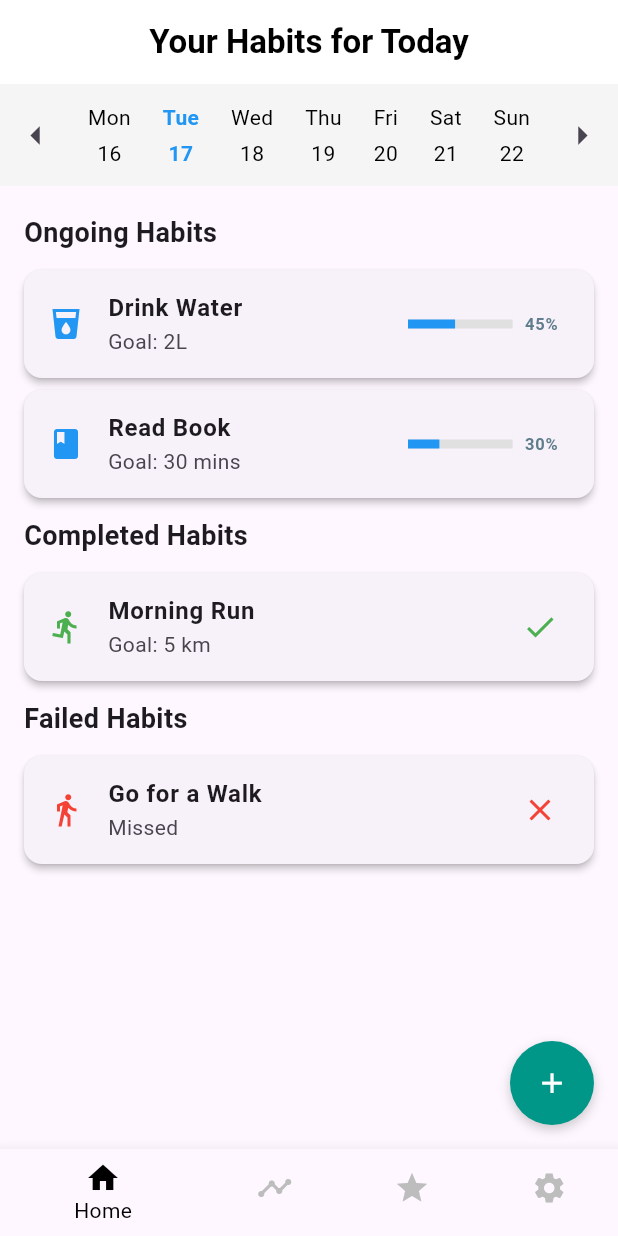
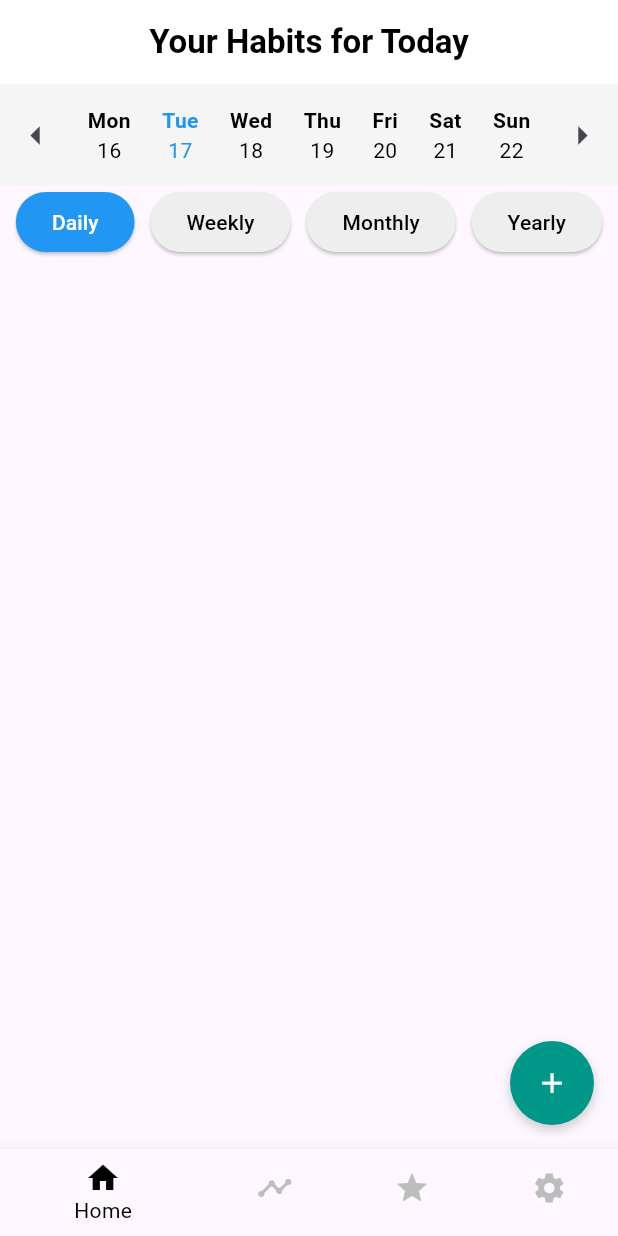
Before and after one commit to gregaspan/recur, a Flutter app: the screen it shows after launch, on a phone screen of 412 x 824 dp. Run offline on Flutter 3.47's test engine with Material 3 defaults, Android fonts, the phone set to English and light mode, and no system bars; our stand-ins replace cloud_firestore, firebase_core, fl_chart, table_calendar; accounts and stored records are empty.

Commit message:
daily habits

```diff
--- a/recur_application/lib/screens/habits_screen.dart
+++ b/recur_application/lib/screens/habits_screen.dart
@@ -1,10 +1,10 @@
 import 'package:flutter/material.dart';
-import 'package:recur_application/screens/progress/progress_screen.dart';
 import 'package:cloud_firestore/cloud_firestore.dart';
 import 'bottom_navigation_bar.dart';
 import 'custom_floating_button.dart';
 import 'add_habit_screen.dart';
 import 'habit_detail_screen.dart';
+import 'package:recur_application/screens/progress/progress_screen.dart';
 
 class HabitsScreen extends StatefulWidget {
   @override
@@ -13,14 +13,23 @@ class HabitsScreen extends StatefulWidget {
 
 class _HabitsScreenState extends State<HabitsScreen> {
   DateTime today = DateTime.now();
-  late DateTime startOfWeek = today.subtract(Duration(days: today.weekday - 1)); // First day of the week
-
+  late DateTime startOfWeek = today.subtract(Duration(days: today.weekday - 1));
+  String selectedFilter = "Daily";
   int currentIndex = 0; // For bottom navigation
 
   Stream<QuerySnapshot> _fetchHabits() {
     return FirebaseFirestore.instance.collection('habits').snapshots();
   }
 
+  void _moveWeek(int days) {
+    setState(() {
+      startOfWeek = startOfWeek.add(Duration(days: days));
+    });
+  }
+
+  List<DateTime> _generateWeekDates() {
+    return List.generate(7, (index) => startOfWeek.add(Duration(days: index)));
+  }
 
    void _onNavBarTap(int index) {
     if (index == 0) {
@@ -45,313 +54,199 @@ class _HabitsScreenState extends State<HabitsScreen> {
     }
   }
 
-  void _moveWeek(int days) {
-    setState(() {
-      startOfWeek = startOfWeek.add(Duration(days: days)); // Move week
-    });
-  }
+  @override
+  Widget build(BuildContext context) {
+    final weekDates = _generateWeekDates();
 
-  List<DateTime> _generateWeekDates() {
-    return List.generate(
-      7,
-      (index) => startOfWeek.add(Duration(days: index)),
+    return Scaffold(
+      appBar: AppBar(
+        backgroundColor: Colors.white,
+        title: Text("Your Habits for Today", style: TextStyle(color: Colors.black, fontWeight: FontWeight.bold)),
+        centerTitle: true,
+      ),
+      body: Column(
+        children: [
+          _buildDateSelector(weekDates),
+          _buildFilters(),
+          Expanded(child: _buildHabitSections()),
+        ],
+      ),
+      bottomNavigationBar: CustomBottomNavigationBar(currentIndex: currentIndex, onTap: _onNavBarTap,),
+      floatingActionButton: CustomFloatingButton(
+        icon: Icons.add,
+        onPressed: () => Navigator.push(context, MaterialPageRoute(builder: (context) => AddHabitScreen())),
+        backgroundColor: Colors.teal,
+        iconColor: Colors.white,
+      ),
     );
   }
 
-  @override
-  Widget build(BuildContext context) {
-    final weekDates = _generateWeekDates();
-    final isLandscape = MediaQuery.of(context).orientation == Orientation.landscape;
-
-    return Scaffold(
-      appBar: AppBar(
-        elevation: 0,
-        backgroundColor: Colors.white,
-        title: Text(
-          "Your Habits for Today",
-          style: TextStyle(color: Colors.black, fontWeight: FontWeight.bold),
-        ),
-        centerTitle: true,
-        automaticallyImplyLeading: false,
-      ),
-      body: Column(
-        crossAxisAlignment: CrossAxisAlignment.start,
-        children: [
-          // Date Selector
-          Container(
+  Widget _buildDateSelector(List<DateTime> weekDates) {
+    return Container(
       padding: const EdgeInsets.symmetric(vertical: 10),
       color: Colors.grey[100],
       child: Row(
         mainAxisAlignment: MainAxisAlignment.spaceBetween,
         children: [
-                IconButton(
-                  icon: Icon(Icons.arrow_left, size: 30),
-                  onPressed: () {
-                    _moveWeek(-7);
-                  },
-                ),
+          IconButton(icon: Icon(Icons.arrow_left, size: 30), onPressed: () => _moveWeek(-7)),
           Expanded(
             child: Row(
               mainAxisAlignment: MainAxisAlignment.spaceAround,
               children: weekDates.map((date) {
-                      final isSelected = date.day == today.day &&
-                          date.month == today.month &&
-                          date.year == today.year;
+                final isSelected = _isToday(date);
                 return GestureDetector(
-                        onTap: () {
-                          setState(() {
-                            today = date;
-                          });
-                        },
+                  onTap: () => setState(() => today = date),
                   child: Column(
                     children: [
-                            Text(
-                              _getWeekdayName(date.weekday),
-                              style: TextStyle(
-                                color: isSelected ? Colors.blue : Colors.black,
-                                fontWeight: isSelected
-                                    ? FontWeight.bold
-                                    : FontWeight.normal,
-                              ),
-                            ),
-                            SizedBox(height: 4),
-                            Text(
-                              "${date.day}",
-                              style: TextStyle(
-                                color: isSelected ? Colors.blue : Colors.black,
-                                fontWeight: isSelected
-                                    ? FontWeight.bold
-                                    : FontWeight.normal,
-                              ),
-                            ),
+                      Text(_getWeekdayName(date.weekday),
+                          style: TextStyle(color: isSelected ? Colors.blue : Colors.black, fontWeight: FontWeight.bold)),
+                      Text("${date.day}", style: TextStyle(color: isSelected ? Colors.blue : Colors.black)),
                     ],
                   ),
                 );
               }).toList(),
             ),
           ),
-                IconButton(
-                  icon: Icon(Icons.arrow_right, size: 30),
-                  onPressed: () {
-                    _moveWeek(7);
-                  },
-                ),
+          IconButton(icon: Icon(Icons.arrow_right, size: 30), onPressed: () => _moveWeek(7)),
         ],
       ),
-          ),
-          SizedBox(height: 10),
-
-          // Unified Habits Section
-          Expanded(
-            child: SingleChildScrollView(
-              child: isLandscape
-                  ? Row(
-                      crossAxisAlignment: CrossAxisAlignment.start,
-                      children: [
-                        Expanded(
-                          child: _buildHabitSection(
-                            title: "Ongoing Habits",
-                            habitCards: [_buildOngoingHabits()],
-                          ),
-                        ),
-                        Expanded(
-                          child: Column(
-                            crossAxisAlignment: CrossAxisAlignment.start,
-                            children: [
-                              _buildHabitSection(
-                                title: "Completed Habits",
-                                habitCards: [
-                                  _buildHabitCard(
-                                    title: "Morning Run",
-                                    subtitle: "Goal: 5 km",
-                                    progress: 1.0,
-                                    icon: Icons.directions_run,
-                                    isCompleted: true,
-                                  ),
-                                ],
-                              ),
-                              _buildHabitSection(
-                                title: "Failed Habits",
-                                habitCards: [
-                                  _buildHabitCard(
-                                    title: "Go for a Walk",
-                                    subtitle: "Missed",
-                                    progress: 0.0,
-                                    icon: Icons.directions_walk,
-                                    isFailed: true,
-                                  ),
-                                ],
-                              ),
-                            ],
-                          ),
-                        ),
-                      ],
-                    )
-                  : Column(
-                      children: [
-                        _buildHabitSection(
-                          title: "Ongoing Habits",
-                          habitCards: [_buildOngoingHabits()],
-                        ),
-                        _buildHabitSection(
-                          title: "Completed Habits",
-                          habitCards: [
-                            _buildHabitCard(
-                              title: "Morning Run",
-                              subtitle: "Goal: 5 km",
-                              progress: 1.0,
-                              icon: Icons.directions_run,
-                              isCompleted: true,
-                            ),
-                          ],
-                        ),
-                        _buildHabitSection(
-                          title: "Failed Habits",
-                          habitCards: [
-                            _buildHabitCard(
-                              title: "Go for a Walk",
-                              subtitle: "Missed",
-                              progress: 0.0,
-                              icon: Icons.directions_walk,
-                              isFailed: true,
-                            ),
-                          ],
-                        ),
-                      ],
-                    ),
-            ),
-          ),
-        ],
-      ),
-      bottomNavigationBar: CustomBottomNavigationBar(
-        currentIndex: currentIndex,
-        onTap: _onNavBarTap,
-      ),
-      floatingActionButton: CustomFloatingButton(
-        icon: Icons.add,
-        onPressed: () {
-          Navigator.push(
-            context,
-            MaterialPageRoute(builder: (context) => AddHabitScreen()),
-          );
-        },
-        backgroundColor: Colors.teal,
-        iconColor: Colors.white,
-      ),
-      floatingActionButtonLocation: FloatingActionButtonLocation.endFloat,
     );
   }
 
-  String _getWeekdayName(int weekday) {
-    return ['Mon', 'Tue', 'Wed', 'Thu', 'Fri', 'Sat', 'Sun'][weekday - 1];
+  Widget _buildFilters() {
+    const filters = ["Daily", "Weekly", "Monthly", "Yearly"];
+    return Row(
+      mainAxisAlignment: MainAxisAlignment.spaceEvenly,
+      children: filters.map((filter) {
+        final isSelected = selectedFilter == filter;
+        return ElevatedButton(
+          style: ElevatedButton.styleFrom(
+            backgroundColor: isSelected ? Colors.blue : Colors.grey[200],
+          ),
+          onPressed: () => setState(() => selectedFilter = filter),
+          child: Text(filter, style: TextStyle(color: isSelected ? Colors.white : Colors.black)),
+        );
+      }).toList(),
+    );
   }
 
-  Widget _buildOngoingHabits() {
+  Widget _buildHabitSections() {
   return StreamBuilder<QuerySnapshot>(
     stream: _fetchHabits(),
     builder: (context, snapshot) {
-      List<Widget> habitCards = [];
+      if (!snapshot.hasData) return Center(child: CircularProgressIndicator());
 
-      // Hardcoded habits
-      habitCards.addAll([
-        _buildHabitCard(
-          title: "Drink Water",
-          subtitle: "Goal: 2L",
-          progress: 0.45,
-          icon: Icons.local_drink,
-          onTap: () {
-            // Navigate to details screen for hardcoded habit (optional handling)
-            print("Details for hardcoded habit: Drink Water");
-          },
-        ),
-        _buildHabitCard(
-          title: "Read Book",
-          subtitle: "Goal: 30 mins",
-          progress: 0.30,
-          icon: Icons.book,
-          onTap: () {
-            print("Details for hardcoded habit: Read Book");
-          },
-        ),
-      ]);
+      final habits = snapshot.data!.docs;
+      final ongoingHabits = <Widget>[];
+      final completedHabits = <Widget>[];
+      final failedHabits = <Widget>[];
 
-      // Firestore habits
-      if (snapshot.hasData) {
-        final habits = snapshot.data!.docs;
-        habitCards.addAll(habits.map((habit) {
+      for (var habit in habits) {
         final data = habit.data() as Map<String, dynamic>;
-          final habitId = habit.id; // ID dokumenta iz Firestore
+        final String habitId = habit.id;
+        final String frequency = data['frequency'] ?? "Daily";
+        final days = data['days'] as Map<String, dynamic>? ?? {};
 
-          return _buildHabitCard(
-            title: data['name'] ?? "Unnamed Habit",
-            subtitle: "Goal: ${data['goal'] ?? "No Goal"}",
-            progress: data['progress'] != null
-                ? (data['progress'] as num).toDouble()
-                : 0.0,
-            icon: _getIconFromCodePoint(data['icon']),
-            onTap: () {
-              // Navigacija na HabitDetailScreen z ID-jem habit-a
-              Navigator.push(
-                context,
-                MaterialPageRoute(
-                  builder: (context) => HabitDetailScreen(habitId: habitId),
+        // FILTRI: Preverjanje frekvence habit-a
+        if (frequency.toLowerCase() != selectedFilter.toLowerCase()) continue;
+
+        // Pridobimo podatke za izbran datum iz koledarja
+        String selectedKey =
+            "${today.year}-${today.month.toString().padLeft(2, '0')}-${today.day.toString().padLeft(2, '0')}";
+        final dayData = days[selectedKey] ??
+            {"intakes": [], "progress": 0.0, "status": "ongoing"};
+
+
+        // Pridobimo progress in status
+        double progress = dayData['progress'] is int
+            ? (dayData['progress'] as int).toDouble()
+            : (dayData['progress'] ?? 0.0);
+
+        String status = dayData['status'] ?? "ongoing";
+
+        // Razvrščanje habitov glede na status
+        if (status == "completed") {
+          completedHabits.add(_buildHabitCard(
+            {...data, 'progress': progress},
+            isCompleted: true,
+            habitId: habitId,
+          ));
+        } else if (status == "failed") {
+          failedHabits.add(_buildHabitCard(
+            {...data, 'progress': progress},
+            isFailed: true,
+            habitId: habitId,
+          ));
+        } else {
+          ongoingHabits.add(_buildHabitCard(
+            {...data, 'progress': progress},
+            habitId: habitId,
+          ));
+        }
+      }
+
+      return SingleChildScrollView(
+        child: Column(
+          children: [
+            _buildHabitSection("Ongoing Habits", ongoingHabits),
+            _buildHabitSection("Completed Habits", completedHabits),
+            _buildHabitSection("Failed Habits", failedHabits),
+          ],
         ),
       );
     },
   );
-        }).toList());
-      } else if (snapshot.hasError) {
-        habitCards.add(Center(child: Text("Error: ${snapshot.error}")));
 }
 
-      return Column(children: habitCards);
-    },
-  );
+// Preveri, če je datum včerajšnji
+bool _isYesterday(DateTime date) {
+  final yesterday = DateTime.now().subtract(Duration(days: 1));
+  return date.year == yesterday.year &&
+      date.month == yesterday.month &&
+      date.day == yesterday.day;
 }
 
-  Widget _buildHabitSection({
-    required String title,
-    required List<Widget> habitCards,
-  }) {
+  Widget _buildHabitSection(String title, List<Widget> habitCards) {
+    if (habitCards.isEmpty) return SizedBox.shrink();
     return Column(
       crossAxisAlignment: CrossAxisAlignment.start,
       children: [
         Padding(
-          padding: const EdgeInsets.symmetric(horizontal: 16.0, vertical: 8.0),
-          child: Text(
-            title,
-            style: TextStyle(fontWeight: FontWeight.bold, fontSize: 18),
-          ),
+          padding: const EdgeInsets.all(8.0),
+          child: Text(title, style: TextStyle(fontWeight: FontWeight.bold, fontSize: 18)),
         ),
         ...habitCards,
       ],
     );
   }
 
-  IconData _getIconFromCodePoint(int? codePoint) {
-    return codePoint != null
-        ? IconData(codePoint, fontFamily: 'MaterialIcons')
-        : Icons.help_outline;
-  }
-
-  Widget _buildHabitCard({
-    required String title,
-    required String subtitle,
-    required double progress,
-    required IconData icon,
-    bool isCompleted = false,
-    bool isFailed = false,
-    VoidCallback? onTap,
-  }) {
+  Widget _buildHabitCard(Map<String, dynamic> data,
+    {bool isCompleted = false, bool isFailed = false, String? habitId}) {
   return Card(
     shape: RoundedRectangleBorder(borderRadius: BorderRadius.circular(12)),
     elevation: 2,
     margin: EdgeInsets.symmetric(horizontal: 16, vertical: 4),
     child: ListTile(
-        onTap: onTap,
-        leading: Icon(icon, color: isCompleted ? Colors.green : isFailed ? Colors.red : Colors.blue),
-        title: Text(title, style: TextStyle(fontWeight: FontWeight.bold)),
-        subtitle: Text(subtitle),
+      onTap: () {
+        // Navigacija na HabitDetailScreen s habitId
+        Navigator.push(
+          context,
+          MaterialPageRoute(
+            builder: (context) => HabitDetailScreen(habitId: habitId!, selectedDate: today,),
+          ),
+        );
+      },
+      leading: Icon(
+        _getIconFromCodePoint(data['icon']),
+        color: isCompleted
+            ? Colors.green
+            : isFailed
+                ? Colors.red
+                : Colors.blue,
+      ),
+      title: Text(data['name'] ?? "Unnamed Habit",
+          style: TextStyle(fontWeight: FontWeight.bold)),
+      subtitle: Text("Goal: ${data['goal'] ?? ''}"),
       trailing: isCompleted
           ? Icon(Icons.check, color: Colors.green)
           : isFailed
@@ -362,7 +257,7 @@ class _HabitsScreenState extends State<HabitsScreen> {
                     children: [
                       Expanded(
                         child: LinearProgressIndicator(
-                        value: progress.clamp(0.0, 1.0),
+                          value: (data['progress'] ?? 0.0).clamp(0.0, 1.0),
                           backgroundColor: Colors.grey[300],
                           color: Colors.blue,
                           minHeight: 6,
@@ -370,16 +265,85 @@ class _HabitsScreenState extends State<HabitsScreen> {
                       ),
                       SizedBox(width: 8),
                       Text(
-                      '${(progress * 100).toStringAsFixed(0)}%',
-                      style: TextStyle(
-                        fontWeight: FontWeight.bold,
-                        color: Colors.blueGrey,
-                      ),
-                    ),
+                          "${((data['progress'] ?? 0.0) * 100).toStringAsFixed(0)}%"),
                     ],
                   ),
                 ),
     ),
   );
 }
+
+
+  DateTime _calculateNextDueDate(DateTime createdDate, String frequency) {
+  DateTime now = DateTime.now();
+  switch (frequency) {
+    case 'daily':
+      return DateTime(createdDate.year, createdDate.month, createdDate.day + 1);
+    case 'weekly':
+      return createdDate.add(Duration(days: 7));
+    case 'monthly':
+      return DateTime(createdDate.year, createdDate.month + 1, createdDate.day);
+    default:
+      return createdDate;
   }
+}
+
+// Preveri, če je čas za reset napredka glede na zadnji intake
+bool _shouldResetProgress(DateTime? lastIntakeDate, String frequency) {
+  DateTime now = DateTime.now();
+  if (lastIntakeDate == null) return true; // Če še ni vnosa, resetiramo progress
+
+  switch (frequency.toLowerCase()) {
+    case 'daily':
+      return now.year > lastIntakeDate.year ||
+             now.month > lastIntakeDate.month ||
+             now.day > lastIntakeDate.day;
+    case 'weekly':
+      return now.difference(lastIntakeDate).inDays >= 7;
+    case 'monthly':
+      return now.year > lastIntakeDate.year || now.month > lastIntakeDate.month;
+    case 'yearly':
+      return now.year > lastIntakeDate.year;
+    default:
+      return false;
+  }
+}
+
+Future<void> initializeDay(String habitId) async {
+  try {
+    DateTime today = DateTime.now();
+    String todayKey = "${today.year}-${today.month}-${today.day}";
+
+    // Pridobimo referenco na habit
+    DocumentReference habitRef = FirebaseFirestore.instance.collection('habits').doc(habitId);
+    DocumentSnapshot habitSnapshot = await habitRef.get();
+    final data = habitSnapshot.data() as Map<String, dynamic>;
+    final days = data['days'] as Map<String, dynamic>? ?? {};
+
+    // Preverimo, če že obstaja današnji vnos
+    if (!days.containsKey(todayKey)) {
+      days[todayKey] = {
+        "intakes": [],
+        "progress": 0.0,
+        "status": "ongoing"
+      };
+
+      // Posodobimo Firestore s privzetimi podatki za današnji dan
+      await habitRef.update({"days": days});
+    }
+  } catch (e) {
+    print("Error initializing today's entry: $e");
+  }
+}
+
+  IconData _getIconFromCodePoint(int? codePoint) {
+    return codePoint != null
+        ? IconData(codePoint, fontFamily: 'MaterialIcons')
+        : Icons.help_outline;
+  }
+
+  bool _isToday(DateTime date) => date.day == today.day && date.month == today.month && date.year == today.year;
+  bool _isPastDay() => today.isBefore(DateTime.now().subtract(Duration(days: 1)));
+
+  String _getWeekdayName(int weekday) => ['Mon', 'Tue', 'Wed', 'Thu', 'Fri', 'Sat', 'Sun'][weekday - 1];
+}
```
Also changed, not shown: recur_application/lib/main.dart (+0 -19 lines), recur_application/lib/screens/habit_detail_screen.dart (+64 -44 lines). Lines whose indentation alone changed are shown as unchanged.
